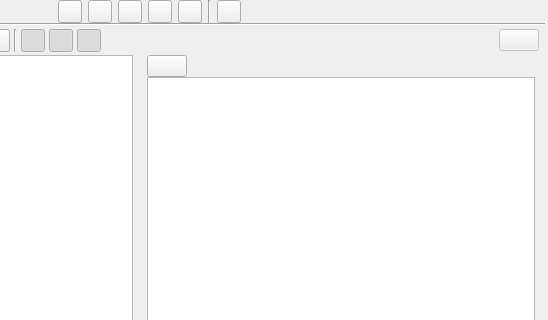
Above: ui/scenes_view.ui from zkovari/plotlyst before the change; both pictures show x 248 to 796 and y 0 to 320 of the 796 by 664 pixel window. Below: the same form after it.
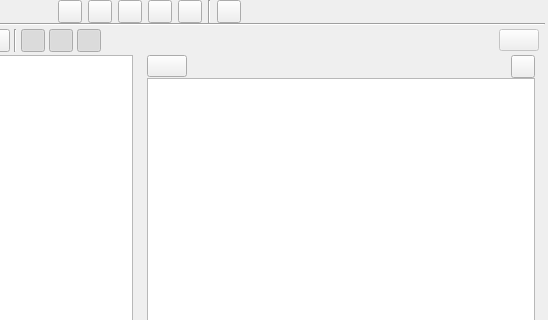
That is the form after the change. The open tabs and pages were chosen to show the change. Custom widgets are drawn as their Qt base class.

Commit message: Option to customize scene stages

The edit to the form file:
```diff
--- a/ui/scenes_view.ui
+++ b/ui/scenes_view.ui
@@ -782,6 +782,19 @@
                      </property>
                     </spacer>
                    </item>
+                   <item alignment="Qt::AlignLeft|Qt::AlignBottom">
+                    <widget class="QToolButton" name="btnStageCustomize">
+                     <property name="cursor">
+                      <cursorShape>PointingHandCursor</cursorShape>
+                     </property>
+                     <property name="text">
+                      <string/>
+                     </property>
+                     <property name="base" stdset="0">
+                      <bool>true</bool>
+                     </property>
+                    </widget>
+                   </item>
                   </layout>
                  </item>
                  <item>
```
Left out of the diff: 6 changed lines with no effect on the pictures. The commit also changes 9 other files.
